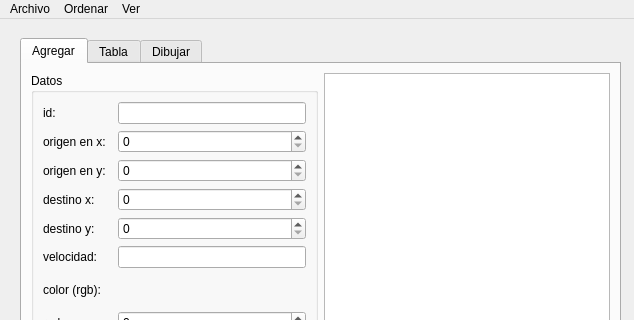
EmmanuelPaniagua/Act-16, file mainwindow.ui: the form before one commit; both pictures show x 0 to 634 and y 0 to 320 of the 634 by 530 pixel window.
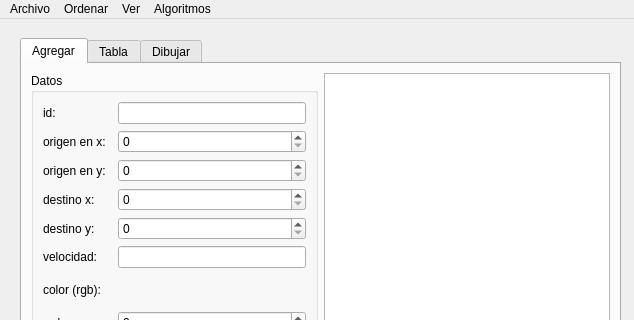
The form after the commit.

Commit message: Se añadió la pestaña con la acción para hacer reccoridos en amplitud/profundidad

```diff
--- a/mainwindow.ui
+++ b/mainwindow.ui
@@ -278,9 +278,16 @@
     </property>
     <addaction name="actionGrafo"/>
    </widget>
+   <widget class="QMenu" name="menuAlgoritmos">
+    <property name="title">
+     <string>Algoritmos</string>
+    </property>
+    <addaction name="actionRecorrido_en_Profundidad_Amplitud"/>
+   </widget>
    <addaction name="menuArchivo"/>
    <addaction name="menuOrdenar"/>
    <addaction name="menuVer"/>
+   <addaction name="menuAlgoritmos"/>
   </widget>
   <widget class="QStatusBar" name="statusbar"/>
   <action name="actionAbrir">
```
Left out of the diff: 5 changed lines with no effect on the pictures.
